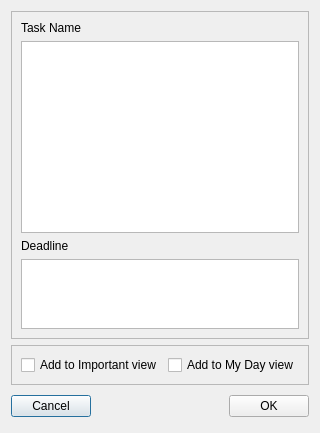
Before: the Qt Designer form NewTaskDialog.ui in Maksymr0906/ToDoList, drawn with Qt 5.
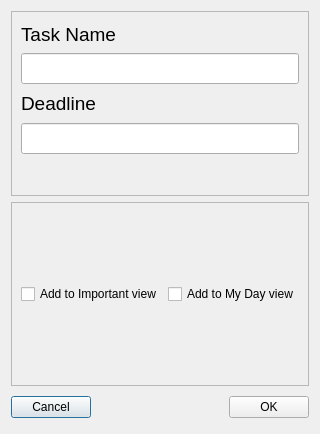
After: the same form once the commit is applied.

Diff of the .ui file:
```diff
--- a/NewTaskDialog.ui
+++ b/NewTaskDialog.ui
@@ -7,7 +7,7 @@
     <x>0</x>
     <y>0</y>
     <width>317</width>
-    <height>255</height>
+    <height>434</height>
    </rect>
   </property>
   <property name="windowTitle">
@@ -25,33 +25,57 @@
      <layout class="QVBoxLayout" name="verticalLayout">
       <item>
        <widget class="QLabel" name="taskNameLabel">
+        <property name="font">
+         <font>
+          <pointsize>14</pointsize>
+         </font>
+        </property>
         <property name="text">
          <string>Task Name</string>
         </property>
        </widget>
       </item>
       <item>
-       <widget class="QTextEdit" name="taskNameTextEdit">
-        <property name="sizePolicy">
-         <sizepolicy hsizetype="Expanding" vsizetype="Fixed">
-          <horstretch>0</horstretch>
-          <verstretch>0</verstretch>
-         </sizepolicy>
-        </property>
-        <property name="lineWrapMode">
-         <enum>QTextEdit::WidgetWidth</enum>
+       <widget class="QLineEdit" name="taskNameLineEdit">
+        <property name="font">
+         <font>
+          <pointsize>14</pointsize>
+         </font>
         </property>
        </widget>
       </item>
       <item>
        <widget class="QLabel" name="deadlineLabel">
+        <property name="font">
+         <font>
+          <pointsize>14</pointsize>
+         </font>
+        </property>
         <property name="text">
          <string>Deadline</string>
         </property>
        </widget>
       </item>
       <item>
-       <widget class="QTextEdit" name="deadlineTextEdit"/>
+       <widget class="QLineEdit" name="deadlineLineEdit">
+        <property name="font">
+         <font>
+          <pointsize>14</pointsize>
+         </font>
+        </property>
+       </widget>
+      </item>
+      <item>
+       <widget class="QLabel" name="dateStateLabel">
+        <property name="font">
+         <font>
+          <pointsize>14</pointsize>
+         </font>
+        </property>
+        <property name="text">
+         <string/>
+        </property>
+       </widget>
       </item>
      </layout>
     </widget>
```
